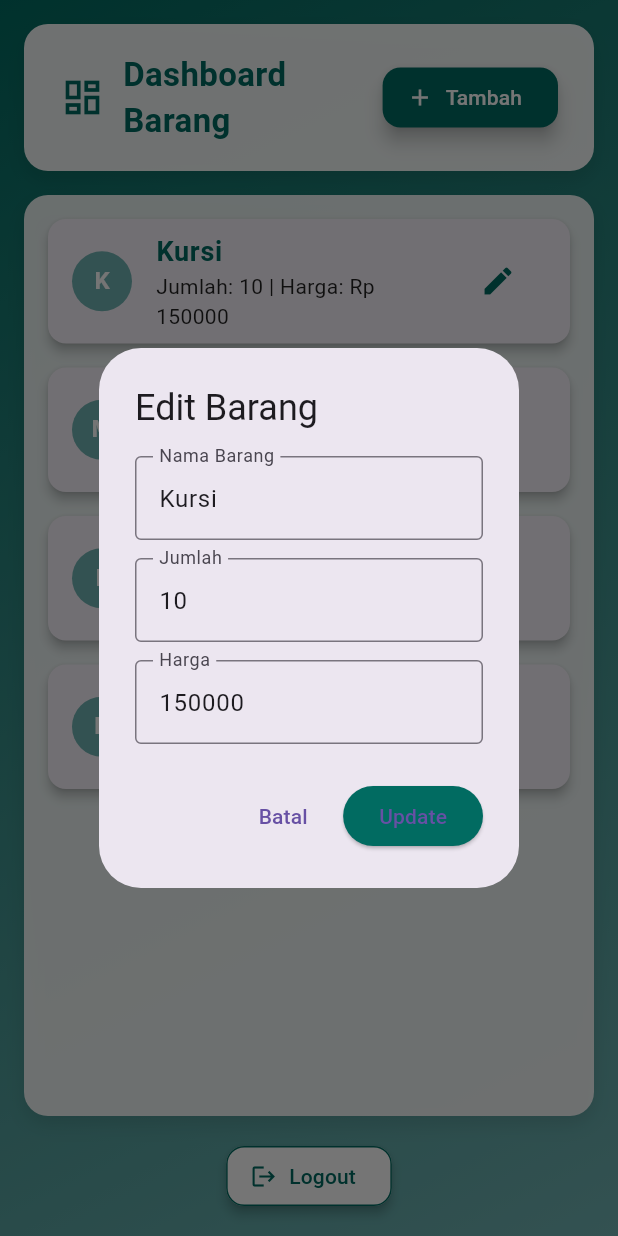
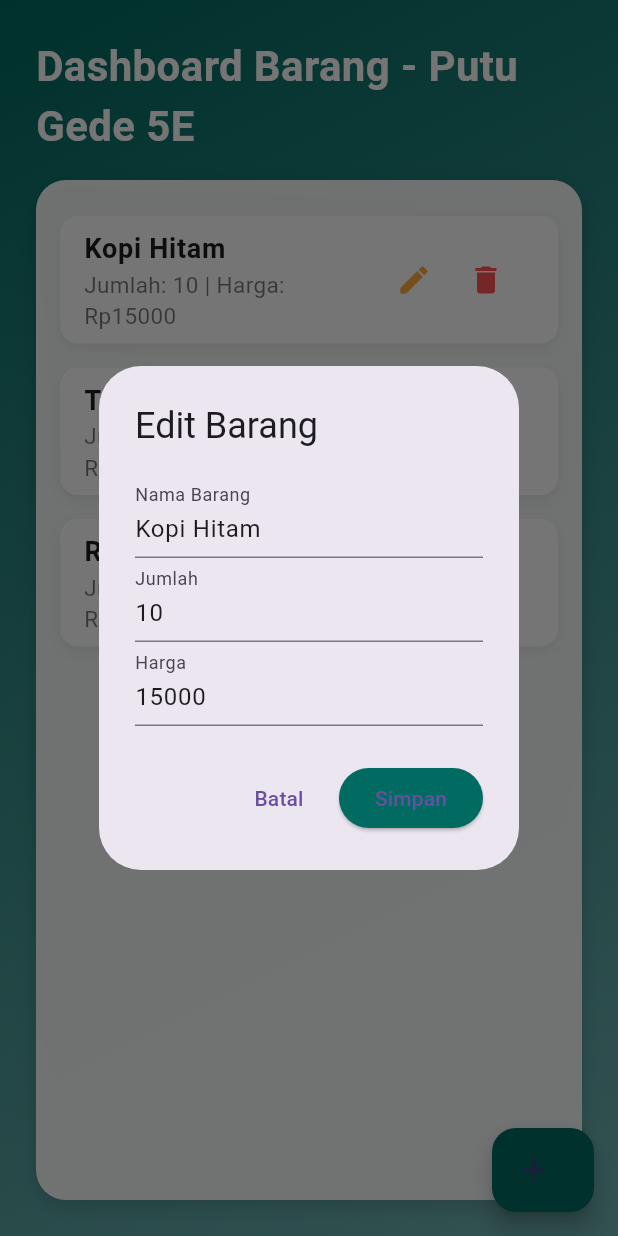
Before and after one commit to gedeady01/pratikum5e_putugede, a Flutter app: the Dashboard screen opened directly, after a tap on the "edit" icon, on a phone screen of 412 x 824 dp. Run offline on Flutter 3.47's test engine with Material 3 defaults, Android fonts, the phone set to English and light mode, and no system bars; Roboto replaces fonts that are missing (Poppins).

Commit message:
tambah dashboard pratikum5e_putugede

```diff
--- a/lib/dashboard.dart
+++ b/lib/dashboard.dart
@@ -8,152 +8,116 @@ class Dashboard extends StatefulWidget {
 }
 
 class _DashboardState extends State<Dashboard> {
-  // Data barang berisi Map dengan key: nama, jumlah, harga
-  List<Map<String, dynamic>> barangList = [
-    {"nama": "Kursi", "jumlah": 10, "harga": 150000},
-    {"nama": "Meja", "jumlah": 5, "harga": 300000},
-    {"nama": "Laptop", "jumlah": 3, "harga": 7500000},
-    {"nama": "Buku", "jumlah": 20, "harga": 25000},
+  List<Map<String, dynamic>> items = [
+    {"nama": "Kopi Hitam", "jumlah": 10, "harga": 15000},
+    {"nama": "Teh Botol", "jumlah": 20, "harga": 8000},
+    {"nama": "Roti Bakar", "jumlah": 5, "harga": 12000},
   ];
 
   void _tambahBarang() {
-    TextEditingController namaController = TextEditingController();
-    TextEditingController jumlahController = TextEditingController();
-    TextEditingController hargaController = TextEditingController();
+    _showFormDialog();
+  }
 
+  void _editBarang(int index) {
+    _showFormDialog(index: index, item: items[index]);
+  }
+
+  void _hapusBarang(int index) {
     showDialog(
       context: context,
       builder: (context) => AlertDialog(
-        title: const Text("Tambah Barang"),
-        content: SingleChildScrollView(
-          child: Column(
-            mainAxisSize: MainAxisSize.min,
-            children: [
-              TextField(
-                controller: namaController,
-                decoration: const InputDecoration(
-                  labelText: "Nama Barang",
-                  border: OutlineInputBorder(),
-                ),
-              ),
-              const SizedBox(height: 12),
-              TextField(
-                controller: jumlahController,
-                keyboardType: TextInputType.number,
-                decoration: const InputDecoration(
-                  labelText: "Jumlah",
-                  border: OutlineInputBorder(),
-                ),
-              ),
-              const SizedBox(height: 12),
-              TextField(
-                controller: hargaController,
-                keyboardType: TextInputType.number,
-                decoration: const InputDecoration(
-                  labelText: "Harga",
-                  border: OutlineInputBorder(),
-                ),
-              ),
-            ],
-          ),
+        title: const Text("Hapus Barang"),
+        content: Text(
+          "Apakah kamu yakin ingin menghapus '${items[index]['nama']}'?",
         ),
         actions: [
           TextButton(
+            onPressed: () => Navigator.pop(context),
             child: const Text("Batal"),
-            onPressed: () => Navigator.pop(context),
           ),
           ElevatedButton(
-            style: ElevatedButton.styleFrom(
-              backgroundColor: const Color(0xFF016B61),
-            ),
+            style: ElevatedButton.styleFrom(backgroundColor: Colors.redAccent),
             onPressed: () {
-              if (namaController.text.isNotEmpty &&
-                  jumlahController.text.isNotEmpty &&
-                  hargaController.text.isNotEmpty) {
               setState(() {
-                  barangList.add({
-                    "nama": namaController.text,
-                    "jumlah": int.tryParse(jumlahController.text) ?? 0,
-                    "harga": int.tryParse(hargaController.text) ?? 0,
-                  });
+                items.removeAt(index);
               });
               Navigator.pop(context);
-              }
+
+              ScaffoldMessenger.of(context).showSnackBar(
+                const SnackBar(content: Text("Barang berhasil dihapus")),
+              );
             },
-            child: const Text("Simpan"),
+            child: const Text("Hapus"),
           ),
         ],
       ),
     );
   }
 
-  void _editBarang(int index) {
-    TextEditingController namaController = TextEditingController(
-      text: barangList[index]["nama"],
+  void _showFormDialog({int? index, Map<String, dynamic>? item}) {
+    final TextEditingController namaController = TextEditingController(
+      text: item != null ? item['nama'] : '',
     );
-    TextEditingController jumlahController = TextEditingController(
-      text: barangList[index]["jumlah"].toString(),
+    final TextEditingController jumlahController = TextEditingController(
+      text: item != null ? item['jumlah'].toString() : '',
     );
-    TextEditingController hargaController = TextEditingController(
-      text: barangList[index]["harga"].toString(),
+    final TextEditingController hargaController = TextEditingController(
+      text: item != null ? item['harga'].toString() : '',
     );
 
     showDialog(
       context: context,
       builder: (context) => AlertDialog(
-        title: const Text("Edit Barang"),
-        content: SingleChildScrollView(
-          child: Column(
+        title: Text(index == null ? "Tambah Barang" : "Edit Barang"),
+        content: Column(
           mainAxisSize: MainAxisSize.min,
           children: [
             TextField(
               controller: namaController,
-                decoration: const InputDecoration(
-                  labelText: "Nama Barang",
-                  border: OutlineInputBorder(),
+              decoration: const InputDecoration(labelText: "Nama Barang"),
             ),
-              ),
-              const SizedBox(height: 12),
             TextField(
               controller: jumlahController,
+              decoration: const InputDecoration(labelText: "Jumlah"),
               keyboardType: TextInputType.number,
-                decoration: const InputDecoration(
-                  labelText: "Jumlah",
-                  border: OutlineInputBorder(),
             ),
-              ),
-              const SizedBox(height: 12),
             TextField(
               controller: hargaController,
+              decoration: const InputDecoration(labelText: "Harga"),
               keyboardType: TextInputType.number,
-                decoration: const InputDecoration(
-                  labelText: "Harga",
-                  border: OutlineInputBorder(),
-                ),
             ),
           ],
         ),
-        ),
         actions: [
           TextButton(
+            onPressed: () => Navigator.pop(context),
             child: const Text("Batal"),
-            onPressed: () => Navigator.pop(context),
           ),
           ElevatedButton(
+            onPressed: () {
+              final nama = namaController.text.trim();
+              final jumlah = int.tryParse(jumlahController.text) ?? 0;
+              final harga = int.tryParse(hargaController.text) ?? 0;
+
+              if (nama.isNotEmpty && jumlah > 0 && harga > 0) {
+                setState(() {
+                  if (index == null) {
+                    items.add({"nama": nama, "jumlah": jumlah, "harga": harga});
+                  } else {
+                    items[index] = {
+                      "nama": nama,
+                      "jumlah": jumlah,
+                      "harga": harga,
+                    };
+                  }
+                });
+                Navigator.pop(context);
+              }
+            },
             style: ElevatedButton.styleFrom(
               backgroundColor: const Color(0xFF016B61),
             ),
-            onPressed: () {
-              setState(() {
-                barangList[index] = {
-                  "nama": namaController.text,
-                  "jumlah": int.tryParse(jumlahController.text) ?? 0,
-                  "harga": int.tryParse(hargaController.text) ?? 0,
-                };
-              });
-              Navigator.pop(context);
-            },
-            child: const Text("Update"),
+            child: const Text("Simpan"),
           ),
         ],
       ),
@@ -163,7 +127,6 @@ class _DashboardState extends State<Dashboard> {
   @override
   Widget build(BuildContext context) {
     return Scaffold(
-      // Background gradasi sesuai login
       body: Container(
         decoration: const BoxDecoration(
           gradient: LinearGradient(
@@ -173,127 +136,84 @@ class _DashboardState extends State<Dashboard> {
           ),
         ),
         child: SafeArea(
+          child: Padding(
+            padding: const EdgeInsets.all(24),
             child: Column(
+              crossAxisAlignment: CrossAxisAlignment.start,
               children: [
-              // Header
-              Padding(
-                padding: const EdgeInsets.all(16.0),
+                const Text(
+                  "Dashboard Barang - Putu Gede 5E",
+                  style: TextStyle(
+                    color: Colors.white,
+                    fontSize: 28,
+                    fontWeight: FontWeight.bold,
+                  ),
+                ),
+                const SizedBox(height: 16),
+                Expanded(
                   child: Container(
-                  padding: const EdgeInsets.symmetric(
-                    horizontal: 24,
-                    vertical: 18,
-                  ),
                     decoration: BoxDecoration(
                       color: Colors.white.withOpacity(0.95),
-                    borderRadius: BorderRadius.circular(16),
+                      borderRadius: BorderRadius.circular(20),
                       boxShadow: [
                         BoxShadow(
-                        color: Colors.black.withOpacity(0.1),
+                          color: Colors.black.withOpacity(0.15),
                           blurRadius: 10,
-                        offset: const Offset(0, 6),
-                      ),
-                    ],
-                  ),
-                  child: Row(
-                    children: [
-                      const Icon(
-                        Icons.dashboard_outlined,
-                        color: Color(0xFF016B61),
-                        size: 30,
-                      ),
-                      const SizedBox(width: 12),
-                      const Expanded(
-                        child: Text(
-                          "Dashboard Barang",
-                          style: TextStyle(
-                            fontSize: 22,
-                            fontWeight: FontWeight.bold,
-                            color: Color(0xFF016B61),
-                          ),
-                        ),
-                      ),
-                      ElevatedButton.icon(
-                        onPressed: _tambahBarang,
-                        icon: const Icon(Icons.add),
-                        label: const Text("Tambah"),
-                        style: ElevatedButton.styleFrom(
-                          backgroundColor: const Color(0xFF016B61),
-                          foregroundColor: Colors.white,
-                          shape: RoundedRectangleBorder(
-                            borderRadius: BorderRadius.circular(12),
-                          ),
-                          elevation: 5,
-                        ),
-                      ),
-                    ],
-                  ),
-                ),
-              ),
-
-              // List Barang
-              Expanded(
-                child: Container(
-                  margin: const EdgeInsets.symmetric(horizontal: 16),
-                  padding: const EdgeInsets.symmetric(
-                    horizontal: 12,
-                    vertical: 8,
-                  ),
-                  decoration: BoxDecoration(
-                    color: Colors.white.withOpacity(0.9),
-                    borderRadius: BorderRadius.circular(16),
-                    boxShadow: [
-                      BoxShadow(
-                        color: Colors.black.withOpacity(0.1),
-                        blurRadius: 10,
-                        offset: const Offset(0, 6),
+                          offset: const Offset(0, 4),
                         ),
                       ],
                     ),
                     child: ListView.builder(
-                    itemCount: barangList.length,
+                      padding: const EdgeInsets.all(16),
+                      itemCount: items.length,
                       itemBuilder: (context, index) {
-                      final barang = barangList[index];
-                      return Card(
-                        shape: RoundedRectangleBorder(
+                        final item = items[index];
+                        return Container(
+                          margin: const EdgeInsets.symmetric(vertical: 8),
+                          decoration: BoxDecoration(
                             borderRadius: BorderRadius.circular(12),
+                            color: Colors.white,
+                            boxShadow: [
+                              BoxShadow(
+                                color: Colors.grey.withOpacity(0.2),
+                                blurRadius: 6,
+                                offset: const Offset(0, 3),
                               ),
-                        margin: const EdgeInsets.symmetric(
-                          vertical: 8,
-                          horizontal: 4,
+                            ],
                           ),
-                        elevation: 3,
                           child: ListTile(
-                          leading: CircleAvatar(
-                            backgroundColor: const Color(0xFF70B2B2),
-                            child: Text(
-                              barang["nama"][0].toUpperCase(),
+                            title: Text(
+                              item['nama'],
                               style: const TextStyle(
-                                color: Colors.white,
                                 fontWeight: FontWeight.bold,
-                              ),
-                            ),
-                          ),
-                          title: Text(
-                            barang["nama"],
-                            style: const TextStyle(
                                 fontSize: 18,
-                              color: Color(0xFF016B61),
-                              fontWeight: FontWeight.w600,
                               ),
                             ),
                             subtitle: Text(
-                            "Jumlah: ${barang["jumlah"]} | Harga: Rp ${barang["harga"].toString()}",
+                              "Jumlah: ${item['jumlah']} | Harga: Rp${item['harga']}",
                               style: const TextStyle(
-                              color: Colors.black87,
-                              fontSize: 14,
+                                color: Colors.black54,
+                                fontSize: 15,
                               ),
                             ),
-                          trailing: IconButton(
+                            trailing: Row(
+                              mainAxisSize: MainAxisSize.min,
+                              children: [
+                                IconButton(
                                   icon: const Icon(
                                     Icons.edit,
-                              color: Color(0xFF016B61),
+                                    color: Colors.orangeAccent,
                                   ),
                                   onPressed: () => _editBarang(index),
+                                ),
+                                IconButton(
+                                  icon: const Icon(
+                                    Icons.delete,
+                                    color: Colors.redAccent,
+                                  ),
+                                  onPressed: () => _hapusBarang(index),
+                                ),
+                              ],
                             ),
                           ),
                         );
@@ -301,31 +221,17 @@ class _DashboardState extends State<Dashboard> {
                     ),
                   ),
                 ),
-
-              // Tombol Logout
-              Padding(
-                padding: const EdgeInsets.all(16),
-                child: ElevatedButton.icon(
-                  onPressed: () {
-                    Navigator.pop(context);
-                  },
-                  icon: const Icon(Icons.logout),
-                  label: const Text("Logout"),
-                  style: ElevatedButton.styleFrom(
-                    backgroundColor: Colors.white,
-                    foregroundColor: const Color(0xFF016B61),
-                    shape: RoundedRectangleBorder(
-                      borderRadius: BorderRadius.circular(12),
-                      side: const BorderSide(color: Color(0xFF016B61)),
-                    ),
-                    elevation: 3,
-                  ),
-                ),
-              ),
               ],
             ),
           ),
         ),
+      ),
+      floatingActionButton: FloatingActionButton.extended(
+        onPressed: _tambahBarang,
+        backgroundColor: const Color(0xFF016B61),
+        icon: const Icon(Icons.add),
+        label: const Text(""),
+      ),
     );
   }
 }
```
Lines whose indentation alone changed are shown as unchanged.
